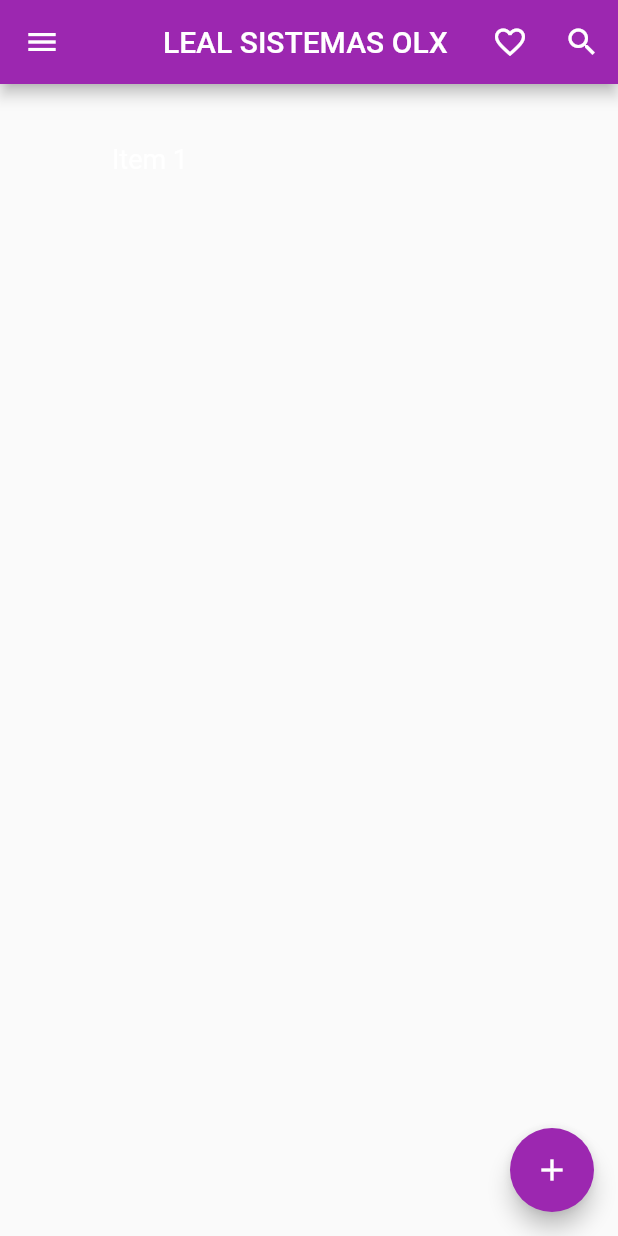
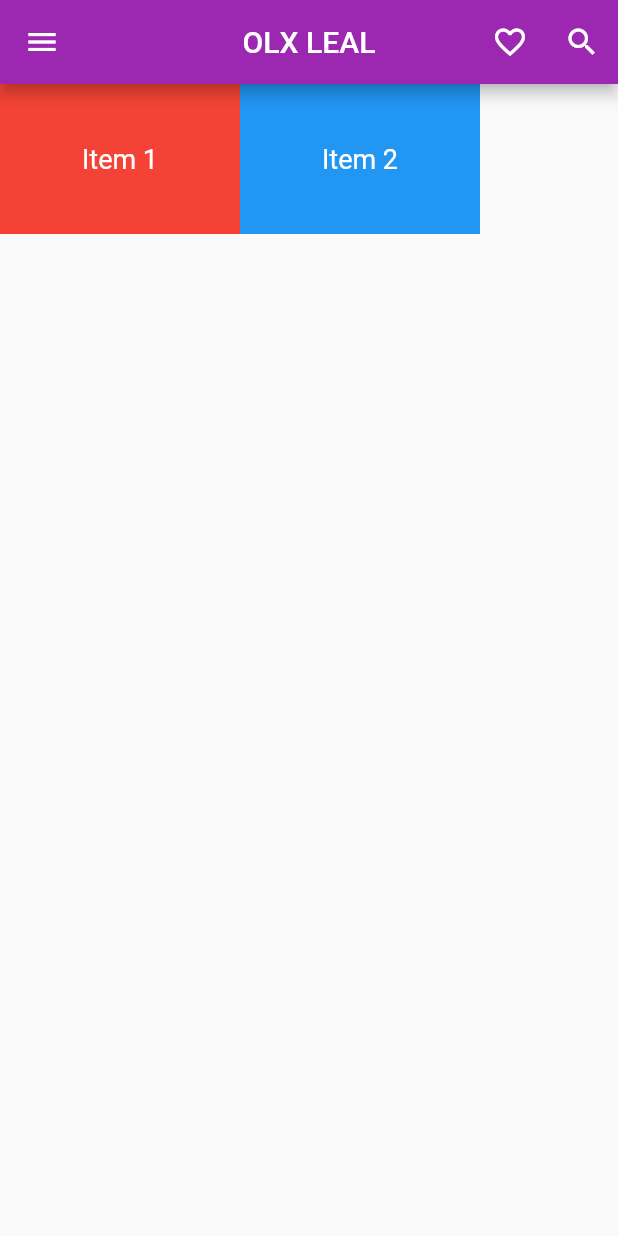
Before and after one commit to rodBarrs/flutter-App-Estudo, a Flutter app: the screen it shows after launch, on a phone screen of 412 x 824 dp. Run offline on Flutter 3.47's test engine with Material 2 defaults, Android fonts, the light colour scheme and no system bars.

Commit message:
ajustando ListView

```diff
--- a/lib/main.dart
+++ b/lib/main.dart
@@ -1,50 +1,22 @@
 import 'package:flutter/material.dart';
 
 void main() {
-  runApp(const AppOLX());
+  runApp(AppOLX());
 }
 
 class AppOLX extends StatelessWidget {
-  const AppOLX({super.key});
-
   @override
   Widget build(BuildContext context) {
     return MaterialApp(
-      title: 'Flutter Demo',
-      theme: ThemeData(
-        primarySwatch: Colors.purple,
-      ),
-      home: const MyHomePage(title: 'LEAL SISTEMAS OLX '),
-    );
-  }
-}
-
-class MyHomePage extends StatefulWidget {
-  const MyHomePage({super.key, required this.title});
-
-  final String title;
-
-  @override
-  State<MyHomePage> createState() => _MyHomePageState();
-}
-
-class _MyHomePageState extends State<MyHomePage> {
-  int _counter = 0;
-
-  void _incrementCounter() {
-    setState(() {
-      _counter = _counter + 2;
-    });
-  }
-
-  @override
-  Widget build(BuildContext context) {
-    return Scaffold(
+      title: 'OLX Leal',
+      home: Scaffold(
           appBar: AppBar(
-        title: Text(widget.title),
+            title: Text('OLX LEAL'),
             centerTitle: true,
+            backgroundColor: Colors.purple,
             actions: [
-          IconButton(onPressed: () {}, icon: const Icon(Icons.favorite_outline)),
+              IconButton(
+                  onPressed: () {}, icon: const Icon(Icons.favorite_outline)),
               IconButton(onPressed: () {}, icon: const Icon(Icons.search)),
             ],
             leading: IconButton(onPressed: () {}, icon: const Icon(Icons.menu)),
@@ -54,22 +26,27 @@
             child: ListView(
               scrollDirection: Axis.horizontal,
               children: <Widget>[
-            const SizedBox(
-              width: 200,
+                Container(
+                  width: 160.0,
+                  color: Colors.red,
                   child: const Center(
                   child: Text(
                 'Item 1',
                 style: TextStyle(fontSize: 18, color: Colors.white),
               )),
                 ),
+                Container(
+                  width: 160.0,
+                  color: Colors.blue,
+                  child: const Center(
+                  child: Text(
+                'Item 2',
+                style: TextStyle(fontSize: 18, color: Colors.white),
+              )),
+                ),
               ],
             ),
-      ),
-      floatingActionButton: FloatingActionButton(
-        onPressed: _incrementCounter,
-        tooltip: 'Increment',
-        child: const Icon(Icons.add),
-      ), // This trailing comma makes auto-formatting nicer for build methods.
+          )),
     );
   }
 }
```
Also changed, not shown: pubspec.lock. Lines whose indentation alone changed are shown as unchanged.
